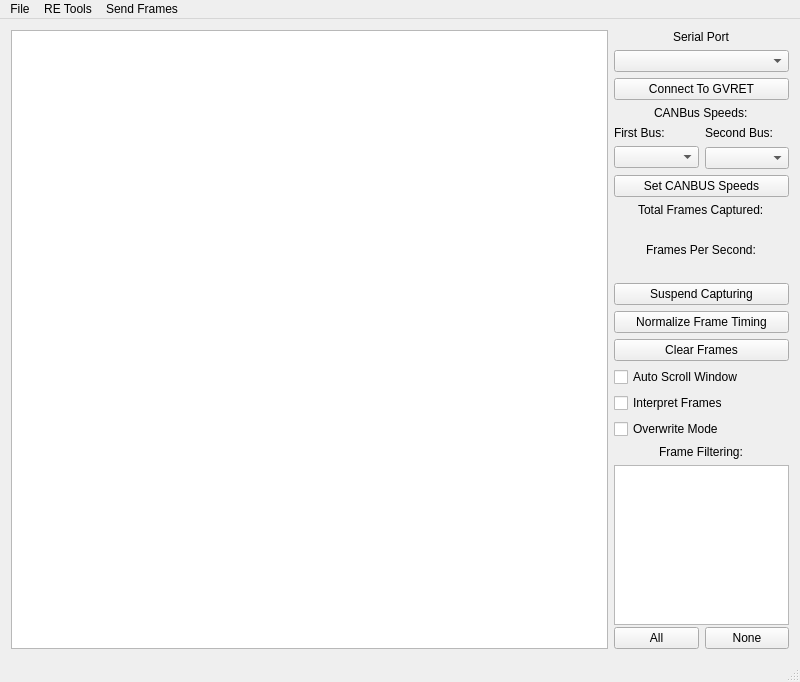
Old version of the form mainwindow.ui in the repository collin80/SavvyCAN.
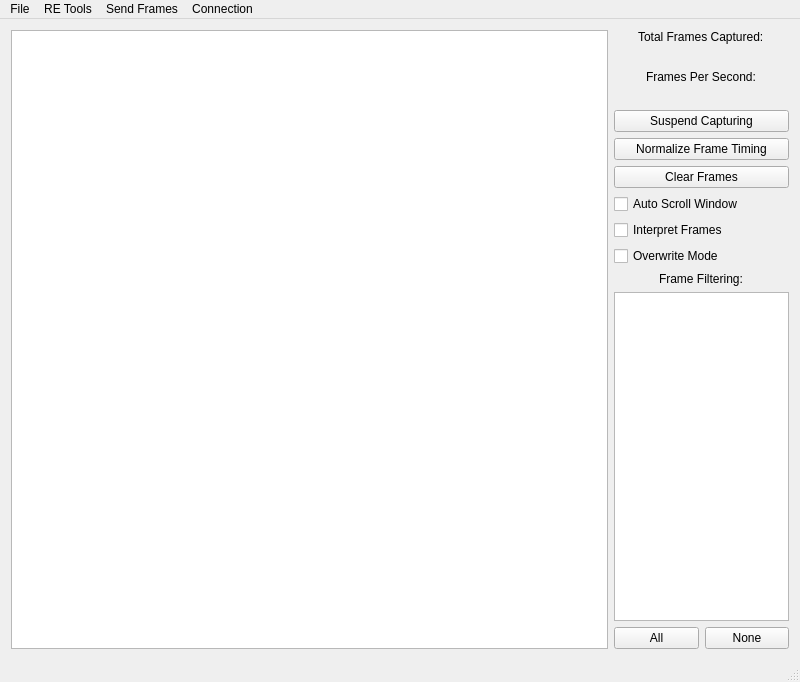
New version of the form.

Commit message: Initial commit where connection window is active and it is possible to connect to GVRET but this time through the connection window and the menu option "Connect".

```diff
--- a/mainwindow.ui
+++ b/mainwindow.ui
@@ -46,102 +46,6 @@
     </item>
     <item>
      <layout class="QVBoxLayout" name="verticalLayout">
-      <item alignment="Qt::AlignHCenter">
-       <widget class="QLabel" name="label_3">
-        <property name="sizePolicy">
-         <sizepolicy hsizetype="Preferred" vsizetype="Fixed">
-          <horstretch>0</horstretch>
-          <verstretch>0</verstretch>
-         </sizepolicy>
-        </property>
-        <property name="text">
-         <string>Serial Port</string>
-        </property>
-       </widget>
-      </item>
-      <item>
-       <widget class="QComboBox" name="cbSerialPorts"/>
-      </item>
-      <item>
-       <widget class="QPushButton" name="btnConnect">
-        <property name="text">
-         <string>Connect To GVRET</string>
-        </property>
-       </widget>
-      </item>
-      <item alignment="Qt::AlignHCenter">
-       <widget class="QLabel" name="label_2">
-        <property name="sizePolicy">
-         <sizepolicy hsizetype="Preferred" vsizetype="Fixed">
-          <horstretch>0</horstretch>
-          <verstretch>0</verstretch>
-         </sizepolicy>
-        </property>
-        <property name="text">
-         <string>CANBus Speeds:</string>
-        </property>
-       </widget>
-      </item>
-      <item>
-       <layout class="QHBoxLayout" name="horizontalLayout_2">
-        <property name="sizeConstraint">
-         <enum>QLayout::SetDefaultConstraint</enum>
-        </property>
-        <item>
-         <layout class="QVBoxLayout" name="verticalLayout_3">
-          <item>
-           <widget class="QLabel" name="label_5">
-            <property name="sizePolicy">
-             <sizepolicy hsizetype="Preferred" vsizetype="Fixed">
-              <horstretch>0</horstretch>
-              <verstretch>0</verstretch>
-             </sizepolicy>
-            </property>
-            <property name="text">
-             <string>First Bus:</string>
-            </property>
-           </widget>
-          </item>
-          <item>
-           <widget class="QComboBox" name="cbSpeed1"/>
-          </item>
-         </layout>
-        </item>
-        <item>
-         <layout class="QVBoxLayout" name="verticalLayout_2">
-          <property name="spacing">
-           <number>7</number>
-          </property>
-          <property name="sizeConstraint">
-           <enum>QLayout::SetDefaultConstraint</enum>
-          </property>
-          <item>
-           <widget class="QLabel" name="label_4">
-            <property name="sizePolicy">
-             <sizepolicy hsizetype="Preferred" vsizetype="Fixed">
-              <horstretch>0</horstretch>
-              <verstretch>0</verstretch>
-             </sizepolicy>
-            </property>
-            <property name="text">
-             <string>Second Bus:</string>
-            </property>
-           </widget>
-          </item>
-          <item>
-           <widget class="QComboBox" name="cbSpeed2"/>
-          </item>
-         </layout>
-        </item>
-       </layout>
-      </item>
-      <item>
-       <widget class="QPushButton" name="btnBaudSet">
-        <property name="text">
-         <string>Set CANBUS Speeds</string>
-        </property>
-       </widget>
-      </item>
       <item alignment="Qt::AlignHCenter">
        <widget class="QLabel" name="label">
         <property name="sizePolicy">
@@ -293,7 +197,7 @@
      <x>0</x>
      <y>0</y>
      <width>800</width>
-     <height>21</height>
+     <height>27</height>
     </rect>
    </property>
    <widget class="QMenu" name="menu_RE_Tools">
@@ -336,9 +240,17 @@
     <addaction name="separator"/>
     <addaction name="actionExit_Application"/>
    </widget>
+   <widget class="QMenu" name="menuConnection">
+    <property name="title">
+     <string>Connection</string>
+    </property>
+    <addaction name="actionSetup"/>
+    <addaction name="actionConnect"/>
+   </widget>
    <addaction name="menuFile"/>
    <addaction name="menu_RE_Tools"/>
    <addaction name="menuSend_Frames"/>
+   <addaction name="menuConnection"/>
   </widget>
   <widget class="QStatusBar" name="statusBar"/>
   <action name="action_Playback">
```
Left out of the diff: 10 changed lines with no effect on the pictures. The commit also changes 7 other files.
